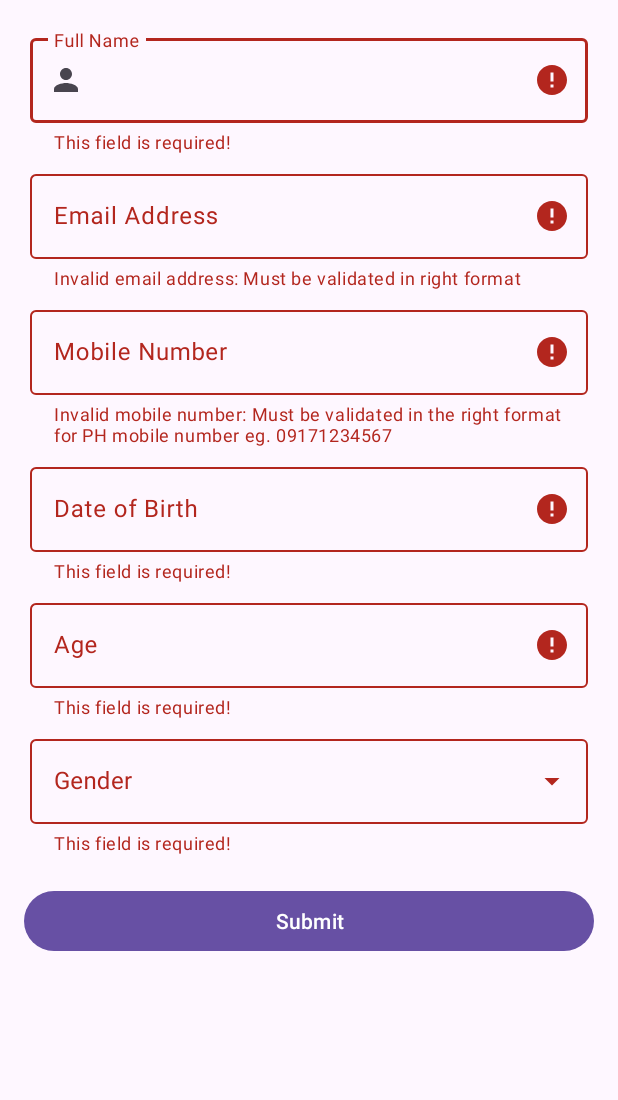
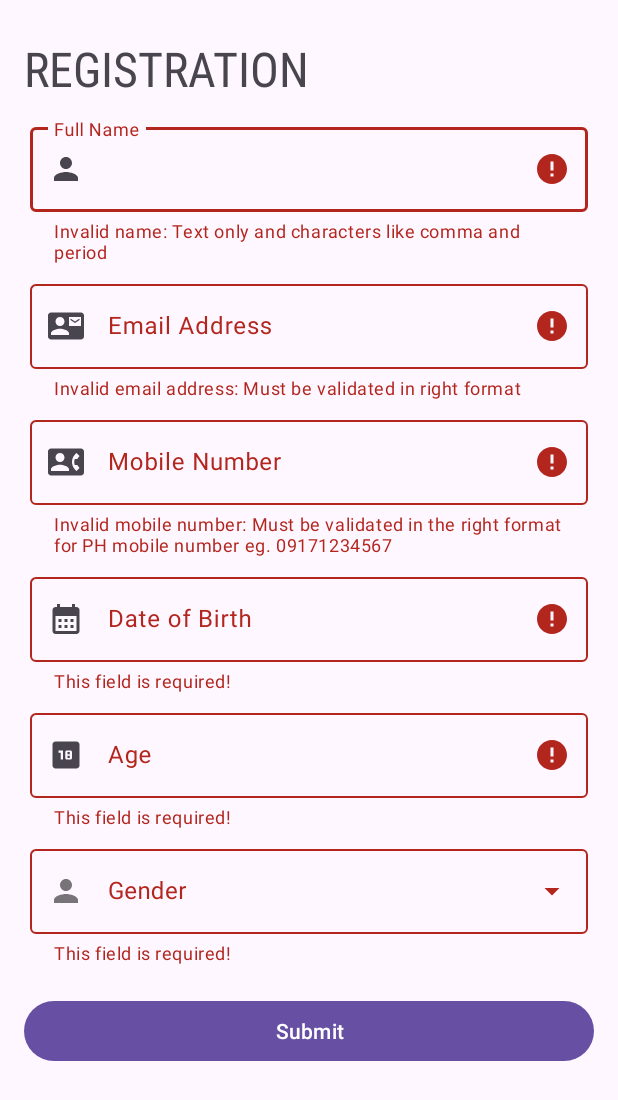
Before and after one commit to sirvince/exam, an Android app: the screen it shows after launch (PersonalRegistrationActivity), after a tap on "Submit", on a phone screen of 412 x 824 dp. Shown: the top 1100 px of the screen. Run offline under Robolectric (Android 15) with nearby library versions, the phone set to English and light mode, and no system bars.

Commit message:
feat: Add validation and connection in API

```diff
--- a/app/build.gradle.kts
+++ b/app/build.gradle.kts
@@ -34,7 +34,12 @@ dependencies {
     implementation(libs.material)
     implementation(libs.activity)
     implementation(libs.constraintlayout)
+    implementation(libs.constraintlayout)
+    implementation(libs.retrofit)
+    implementation(libs.convertergson)
     testImplementation(libs.junit)
     androidTestImplementation(libs.ext.junit)
     androidTestImplementation(libs.espresso.core)
+
+
 }
--- a/app/src/main/AndroidManifest.xml
+++ b/app/src/main/AndroidManifest.xml
@@ -1,6 +1,7 @@
 <?xml version="1.0" encoding="utf-8"?>
 <manifest xmlns:android="http://schemas.android.com/apk/res/android"
     xmlns:tools="http://schemas.android.com/tools">
+    <uses-permission android:name="android.permission.INTERNET" />
 
     <application
         android:allowBackup="true"
@@ -12,6 +13,8 @@
         android:supportsRtl="true"
         android:theme="@style/Theme.MyApplication"
         tools:targetApi="31">
+
+
         <activity
             android:name=".view.PersonalRegistrationActivity"
             android:exported="true" >
--- /dev/null
+++ b/app/src/main/java/com/example/myapplication/repository/PersonRepository.java
@@ -0,0 +1,56 @@
+package com.example.myapplication.repository;
+
+import android.util.Log;
+
+import androidx.lifecycle.LiveData;
+import androidx.lifecycle.MutableLiveData;
+
+import com.example.myapplication.repository.model.ResponseModel;
+import com.example.myapplication.repository.remote.ApiClient;
+import com.example.myapplication.repository.remote.ApiService;
+import com.example.myapplication.view.Person;
+import retrofit2.Call;
+import retrofit2.Callback;
+import retrofit2.Response;
+
+public class PersonRepository {
+
+    private ApiService apiService;
+    private MutableLiveData<ResponseModel> apiResponseLiveData;
+
+    public PersonRepository() {
+        apiService = ApiClient.getClient().create(ApiService.class);
+        apiResponseLiveData = new MutableLiveData<>();
+    }
+
+    public LiveData<ResponseModel> getApiResponseLiveData() {
+        return apiResponseLiveData;
+    }
+    public void register(Person person) {
+        Call<ResponseModel> call = apiService.getApiResponse();
+        call.enqueue(new Callback<ResponseModel>() {
+            @Override
+            public void onResponse(Call<ResponseModel> call, Response<ResponseModel> response) {
+                if (response.isSuccessful()) {
+                    ResponseModel responseModel = new ResponseModel();
+                    responseModel.setMessage(response.body().getMessage());
+                    responseModel.setCode(response.code());
+                    apiResponseLiveData.postValue(responseModel); //
+                }else{
+                    ResponseModel responseModel = new ResponseModel();
+                    responseModel.setCode(response.code());
+                    responseModel.setMessage(response.errorBody().toString());
+                    apiResponseLiveData.postValue(responseModel); //
+                }
+            }
+            @Override
+            public void onFailure(Call<ResponseModel> call, Throwable t) {
+                ResponseModel responseModel = new ResponseModel();
+                responseModel.setCode(500);
+                responseModel.setMessage( t.getMessage());
+                apiResponseLiveData.postValue(responseModel); //
+            }
+
+        });
+    }
+}
--- /dev/null
+++ b/app/src/main/java/com/example/myapplication/repository/remote/ApiClient.java
@@ -0,0 +1,19 @@
+package com.example.myapplication.repository.remote;
+
+import retrofit2.Retrofit;
+import retrofit2.converter.gson.GsonConverterFactory;
+
+public class ApiClient {
+    private static final String BASE_URL = "https://run.mocky.io";
+    private static Retrofit retrofit = null;
+
+    public static Retrofit getClient() {
+        if (retrofit == null) {
+            retrofit = new Retrofit.Builder()
+                    .baseUrl(BASE_URL)
+                    .addConverterFactory(GsonConverterFactory.create())
+                    .build();
+        }
+        return retrofit;
+    }
+}
--- /dev/null
+++ b/app/src/main/java/com/example/myapplication/repository/remote/ApiService.java
@@ -0,0 +1,13 @@
+package com.example.myapplication.repository.remote;
+
+import com.example.myapplication.repository.model.ResponseModel;
+
+import java.util.Objects;
+
+import retrofit2.Call;
+import retrofit2.http.GET;
+
+public interface ApiService {
+    @GET("/v3/3aa344a8-4948-46f3-b865-8678b9fbb522")
+    Call<ResponseModel> getApiResponse();
+}
--- a/app/src/main/java/com/example/myapplication/view/PersonalRegistrationActivity.java
+++ b/app/src/main/java/com/example/myapplication/view/PersonalRegistrationActivity.java
@@ -2,19 +2,30 @@ package com.example.myapplication.view;
 
 import android.app.DatePickerDialog;
 import android.os.Bundle;
+import android.util.Log;
 import android.widget.ArrayAdapter;
 import android.widget.AutoCompleteTextView;
 import android.widget.Button;
+import android.widget.Toast;
 
 import androidx.activity.EdgeToEdge;
 import androidx.appcompat.app.AppCompatActivity;
 import androidx.core.graphics.Insets;
 import androidx.core.view.ViewCompat;
 import androidx.core.view.WindowInsetsCompat;
+import androidx.lifecycle.Observer;
+import androidx.lifecycle.ViewModel;
+import androidx.lifecycle.ViewModelProvider;
 
 import com.example.myapplication.R;
+import com.example.myapplication.repository.model.ResponseModel;
+import com.example.myapplication.repository.remote.ApiClient;
+import com.example.myapplication.repository.remote.ApiService;
+import com.example.myapplication.viewmodel.PersonRegistrationViewModel;
+import com.google.android.material.dialog.MaterialAlertDialogBuilder;
 import com.google.android.material.textfield.TextInputEditText;
 import com.google.android.material.textfield.TextInputLayout;
+import com.google.gson.Gson;
 
 import java.text.ParseException;
 import java.text.SimpleDateFormat;
@@ -23,6 +34,11 @@ import java.time.Period;
 import java.util.Calendar;
 import java.util.Date;
 import java.util.Locale;
+import java.util.Objects;
+
+import retrofit2.Call;
+import retrofit2.Callback;
+import retrofit2.Response;
 
 public class PersonalRegistrationActivity extends AppCompatActivity {
 
@@ -39,7 +55,9 @@ public class PersonalRegistrationActivity extends AppCompatActivity {
 
 
     private Button btnSubmit;
-
+    private boolean hasError = false;
+    String myFormat = "dd/MM/yyyy";
+    private PersonRegistrationViewModel personRegistrationViewModel;
 
     @Override
     protected void onCreate(Bundle savedInstanceState) {
@@ -54,7 +72,7 @@ public class PersonalRegistrationActivity extends AppCompatActivity {
         init();
     }
 
-    String myFormat = "dd/MM/yyyy";
+
     private void  init(){
 
         tilFullName = findViewById(R.id.tilFullName);
@@ -66,24 +84,45 @@ public class PersonalRegistrationActivity extends AppCompatActivity {
         tilGender = findViewById(R.id.tilGender);
         actvGender = findViewById(R.id.actvGender);
         btnSubmit = findViewById(R.id.btnSubmit);
-
+        personRegistrationViewModel = new ViewModelProvider(this).get(PersonRegistrationViewModel.class);
         initGenderOptions();
         calendar = Calendar.getInstance();
+        personRegistrationViewModel.getApiResponseLiveData().observe(this, responseModel -> {
+            if(responseModel != null)
+                new MaterialAlertDialogBuilder(PersonalRegistrationActivity.this)
+                        .setTitle(responseModel.getCode() == 200 ? "Success" : "Failed")
+                        .setMessage(responseModel.getMessage())
+                        .show();
+        });
+
         etDateOfBirth.setOnClickListener(v -> showDatePickerDialog());
         btnSubmit.setOnClickListener(v->validateInfo());
     }
 
-    private boolean isValidate = true;
+
     private void validateInfo() {
-        isValidate = true;
-        isFieldEmpty(tilFullName);
-        isFieldEmpty(tilEmailAddress);
-        isFieldEmpty(tilMobileNumber);
-        isFieldEmpty(tilDateOfBirth);
-        isFieldEmpty(tilAge);
-        isFieldEmpty(tilGender);
-        isFieldValidate(tilEmailAddress,RegexHelper.REGEX_EMAIL_ADDRESS,"Invalid email address: Must be validated in right format");
-        isFieldValidate(tilMobileNumber,RegexHelper.REGEX_MOBILE_NUMBER,"Invalid mobile number: Must be validated in the right format for PH mobile number eg. 09171234567");
+        hasError = false;
+        hasError = ValidationHelper.isFieldEmpty(tilDateOfBirth);
+        hasError = ValidationHelper.isFieldEmpty(tilAge);
+        hasError = ValidationHelper.isFieldEmpty(tilGender);
+        hasError = ValidationHelper.isFieldValidate(tilFullName,RegexHelper.REGEX_NAME,"Invalid name: Text only and characters like comma and period");
+        hasError = ValidationHelper.isFieldValidate(tilEmailAddress,RegexHelper.REGEX_EMAIL_ADDRESS,"Invalid email address: Must be validated in right format");
+        hasError = ValidationHelper.isFieldValidate(tilMobileNumber,RegexHelper.REGEX_MOBILE_NUMBER,"Invalid mobile number: Must be validated in the right format for PH mobile number eg. 09171234567");
+
+        if(!hasError){
+
+            Person person = new Person(
+                    tilFullName.getEditText().getText().toString().trim(),
+                    tilEmailAddress.getEditText().getText().toString().trim(),
+                    tilMobileNumber.getEditText().getText().toString().trim(),
+                    tilDateOfBirth.getEditText().getText().toString().trim(),
+                    Integer.parseInt(tilAge.getEditText().getText().toString().trim()),
+                    tilGender.getEditText().getText().toString().trim()
+            );
+
+            Log.v(PersonalRegistrationActivity.class.getSimpleName(),new Gson().toJson(person));
+            personRegistrationViewModel.registerDetails(person);
+        }
     }
 
     private void initGenderOptions() {
@@ -112,11 +151,9 @@ public class PersonalRegistrationActivity extends AppCompatActivity {
     }
 
     private void updateDateOfBirth() {
-        String myFormat = "dd/MM/yyyy"; // Define your format
+        String myFormat = "dd/MM/yyyy";
         SimpleDateFormat sdf = new SimpleDateFormat(myFormat, Locale.getDefault());
-
         etDateOfBirth.setText(sdf.format(calendar.getTime()));
-
         computeAge(sdf.format(calendar.getTime()));
 
     }
@@ -127,22 +164,9 @@ public class PersonalRegistrationActivity extends AppCompatActivity {
             Date birthdate = sdf.parse(dateOfBirth);
             int age = calculateAge(birthdate);
             tilAge.getEditText().setText(String.valueOf(age));
-            tilAge.setError(age < 18? "Age must be greater than or equal 18" : null);
+            tilAge.setError(ValidationHelper.isAgeValidate(age) ? "Age must be greater than or equal 18" : null);
         } catch (ParseException e) {
             throw new RuntimeException(e);
-        }
-    }
-
-
-    private boolean isFieldEmpty(TextInputLayout textInputLayout) {
-        String inputText = textInputLayout.getEditText().getText().toString().trim();
-        if (inputText.isEmpty()) {
-            textInputLayout.setError("This field is required!");
-            isValidate = false;
-            return true;
-        } else {
-            textInputLayout.setError(null);
-            return false;
         }
     }
 
@@ -155,15 +179,4 @@ public class PersonalRegistrationActivity extends AppCompatActivity {
         return currentYear - birthYear;
     }
 
-
-    private boolean isFieldValidate(TextInputLayout textInputLayout,String regex,String errorMessage) {
-        String inputText = textInputLayout.getEditText().getText().toString().trim();
-
-        if(!RegexHelper.isRegexValidate(inputText,regex)){
-            textInputLayout.setError(errorMessage);
-            isValidate = false;
-            return true;
-        }
-        return false;
-    }
 }
--- a/app/src/main/java/com/example/myapplication/view/RegexHelper.java
+++ b/app/src/main/java/com/example/myapplication/view/RegexHelper.java
@@ -3,10 +3,10 @@ package com.example.myapplication.view;
 import java.util.regex.Pattern;
 
 public class RegexHelper {
+    public static final String REGEX_NAME = "^[a-zA-Z,. ]+$";
+
     public static final String REGEX_EMAIL_ADDRESS = "^[a-zA-Z0-9._%+-]+@[a-zA-Z0-9.-]+\\.[a-zA-Z]{2,}$";
     public static final String REGEX_MOBILE_NUMBER = "^(639|09)\\d{9}$";
-
-
 
     public static boolean isRegexValidate(String input, String regex){
         Pattern pattern = Pattern.compile(regex);
--- /dev/null
+++ b/app/src/main/java/com/example/myapplication/view/ValidationHelper.java
@@ -0,0 +1,34 @@
+package com.example.myapplication.view;
+
+import com.google.android.material.textfield.TextInputLayout;
+
+public class ValidationHelper {
+
+    public static final int REQUIRED_AGE = 18;
+    public static boolean isFieldEmpty(TextInputLayout textInputLayout) {
+        String inputText = textInputLayout.getEditText().getText().toString().trim();
+        if (inputText.isEmpty()) {
+            textInputLayout.setError("This field is required!");
+            return true;
+        } else {
+            textInputLayout.setError(null);
+            return false;
+        }
+    }
+
+    public static boolean isFieldValidate(TextInputLayout textInputLayout,String regex,String errorMessage) {
+        String inputText = textInputLayout.getEditText().getText().toString().trim();
+
+        if(!RegexHelper.isRegexValidate(inputText,regex)){
+            textInputLayout.setError(errorMessage);
+            return true;
+        }else {
+            textInputLayout.setError(null);
+            return false;
+        }
+    }
+
+    public static boolean isAgeValidate(int age) {
+        return age < REQUIRED_AGE;
+    }
+}
--- /dev/null
+++ b/app/src/main/java/com/example/myapplication/viewmodel/PersonRegistrationViewModel.java
@@ -0,0 +1,33 @@
+package com.example.myapplication.viewmodel;
+
+import android.util.Log;
+
+import androidx.lifecycle.LiveData;
+import androidx.lifecycle.ViewModel;
+
+import com.example.myapplication.repository.PersonRepository;
+import com.example.myapplication.repository.model.ResponseModel;
+import com.example.myapplication.view.Person;
+
+public class PersonRegistrationViewModel extends ViewModel {
+
+    private PersonRepository repository;
+    private LiveData<ResponseModel> apiResponseLiveData;
+
+    public PersonRegistrationViewModel() {
+        repository = new PersonRepository();
+        this.apiResponseLiveData = repository.getApiResponseLiveData();
+    }
+
+    public LiveData<ResponseModel> getApiResponseLiveData() {
+        return apiResponseLiveData;
+    }
+
+    public void registerDetails(Person person) {
+        repository.register(person);
+    }
+
+
+
+
+}
--- /dev/null
+++ b/app/src/main/res/drawable/ic_age.xml
@@ -0,0 +1,9 @@
+<vector xmlns:android="http://schemas.android.com/apk/res/android" android:height="24dp" android:tint="#000000" android:viewportHeight="24" android:viewportWidth="24" android:width="24dp">
+
+    <path android:fillColor="@android:color/white" android:pathData="M13,12.5h1.5v1.5h-1.5z"/>
+
+    <path android:fillColor="@android:color/white" android:pathData="M13,10h1.5v1.5h-1.5z"/>
+
+    <path android:fillColor="@android:color/white" android:pathData="M19,3H5C3.9,3 3,3.9 3,5v14c0,1.1 0.9,2 2,2h14c1.1,0 2,-0.9 2,-2V5C21,3.9 20.1,3 19,3zM10,15H8.5v-4.5H7V9h3V15zM16,14c0,0.55 -0.45,1 -1,1h-2.5c-0.55,0 -1,-0.45 -1,-1v-4c0,-0.55 0.45,-1 1,-1H15c0.55,0 1,0.45 1,1V14z"/>
+
+</vector>
--- /dev/null
+++ b/app/src/main/res/drawable/ic_calendar.xml
@@ -0,0 +1,5 @@
+<vector xmlns:android="http://schemas.android.com/apk/res/android" android:height="24dp" android:tint="#000000" android:viewportHeight="24" android:viewportWidth="24" android:width="24dp">
+
+    <path android:fillColor="@android:color/white" android:pathData="M19,4h-1V2h-2v2H8V2H6v2H5C3.89,4 3.01,4.9 3.01,6L3,20c0,1.1 0.89,2 2,2h14c1.1,0 2,-0.9 2,-2V6C21,4.9 20.1,4 19,4zM19,20H5V10h14V20zM9,14H7v-2h2V14zM13,14h-2v-2h2V14zM17,14h-2v-2h2V14zM9,18H7v-2h2V18zM13,18h-2v-2h2V18zM17,18h-2v-2h2V18z"/>
+
+</vector>
--- /dev/null
+++ b/app/src/main/res/drawable/ic_contactnumber.xml
@@ -0,0 +1,5 @@
+<vector xmlns:android="http://schemas.android.com/apk/res/android" android:height="24dp" android:tint="#000000" android:viewportHeight="24" android:viewportWidth="24" android:width="24dp">
+
+    <path android:fillColor="@android:color/white" android:pathData="M22,3L2,3C0.9,3 0,3.9 0,5v14c0,1.1 0.9,2 2,2h20c1.1,0 1.99,-0.9 1.99,-2L24,5c0,-1.1 -0.9,-2 -2,-2zM8,6c1.66,0 3,1.34 3,3s-1.34,3 -3,3 -3,-1.34 -3,-3 1.34,-3 3,-3zM14,18L2,18v-1c0,-2 4,-3.1 6,-3.1s6,1.1 6,3.1v1zM17.85,14h1.64L21,16l-1.99,1.99c-1.31,-0.98 -2.28,-2.38 -2.73,-3.99 -0.18,-0.64 -0.28,-1.31 -0.28,-2s0.1,-1.36 0.28,-2c0.45,-1.62 1.42,-3.01 2.73,-3.99L21,8l-1.51,2h-1.64c-0.22,0.63 -0.35,1.3 -0.35,2s0.13,1.37 0.35,2z"/>
+
+</vector>
--- /dev/null
+++ b/app/src/main/res/drawable/ic_emailaddress.xml
@@ -0,0 +1,5 @@
+<vector xmlns:android="http://schemas.android.com/apk/res/android" android:height="24dp" android:tint="#000000" android:viewportHeight="24" android:viewportWidth="24" android:width="24dp">
+
+    <path android:fillColor="@android:color/white" android:pathData="M21,8L21,7l-3,2 -3,-2v1l3,2 3,-2zM22,3L2,3C0.9,3 0,3.9 0,5v14c0,1.1 0.9,2 2,2h20c1.1,0 1.99,-0.9 1.99,-2L24,5c0,-1.1 -0.9,-2 -2,-2zM8,6c1.66,0 3,1.34 3,3s-1.34,3 -3,3 -3,-1.34 -3,-3 1.34,-3 3,-3zM14,18L2,18v-1c0,-2 4,-3.1 6,-3.1s6,1.1 6,3.1v1zM22,12h-8L14,6h8v6z"/>
+
+</vector>
--- a/app/src/main/res/layout/activity_personal_registration.xml
+++ b/app/src/main/res/layout/activity_personal_registration.xml
@@ -7,11 +7,26 @@
     android:layout_height="match_parent"
     tools:context=".view.PersonalRegistrationActivity">
 
+
+    <ScrollView
+        android:layout_width="match_parent"
+        android:layout_height="match_parent">
+
         <LinearLayout
             android:layout_width="match_parent"
-        android:layout_height="match_parent"
+            android:layout_height="wrap_content"
             android:orientation="vertical"
             android:padding="16dp">
+
+
+            <TextView
+                android:layout_width="match_parent"
+                android:layout_height="wrap_content"
+                android:textSize="32sp"
+                android:fontFamily="sans-serif-condensed"
+                android:layout_marginBottom="8dp"
+                android:layout_marginTop="8dp"
+                android:text="@string/registration"/>
 
             <com.google.android.material.textfield.TextInputLayout
                 android:id="@+id/tilFullName"
@@ -35,6 +50,7 @@
                 android:layout_width="match_parent"
                 android:layout_height="wrap_content"
                 android:padding="4dp"
+                app:startIconDrawable="@drawable/ic_emailaddress"
                 android:hint="@string/email_address">
 
                 <com.google.android.material.textfield.TextInputEditText
@@ -50,6 +66,7 @@
                 android:layout_width="match_parent"
                 android:layout_height="wrap_content"
                 android:padding="4dp"
+                app:startIconDrawable="@drawable/ic_contactnumber"
                 android:hint="@string/mobile_number">
 
                 <com.google.android.material.textfield.TextInputEditText
@@ -66,6 +83,7 @@
                 android:layout_width="match_parent"
                 android:layout_height="wrap_content"
                 android:padding="4dp"
+                app:startIconDrawable="@drawable/ic_calendar"
                 android:hint="@string/date_of_birth">
 
                 <com.google.android.material.textfield.TextInputEditText
@@ -82,6 +100,7 @@
                 android:layout_width="match_parent"
                 android:layout_height="wrap_content"
                 android:padding="4dp"
+                app:startIconDrawable="@drawable/ic_age"
                 android:hint="@string/age">
 
                 <com.google.android.material.textfield.TextInputEditText
@@ -99,6 +118,7 @@
                 android:layout_height="wrap_content"
                 style="@style/Widget.MaterialComponents.TextInputLayout.OutlinedBox.ExposedDropdownMenu"
                 android:padding="4dp"
+                app:startIconDrawable="@drawable/ic_person"
                 android:hint="@string/gender">
 
                 <AutoCompleteTextView
@@ -118,6 +138,8 @@
 
 
         </LinearLayout>
+    </ScrollView>
+
 
 
 </androidx.constraintlayout.widget.ConstraintLayout>
--- a/app/src/main/res/values/strings.xml
+++ b/app/src/main/res/values/strings.xml
@@ -8,6 +8,7 @@
     <string name="age">Age</string>
     <string name="gender">Gender</string>
     <string name="submit">Submit</string>
+    <string name="registration">REGISTRATION</string>
 
 
     <!-- array data  -->
--- a/gradle/libs.versions.toml
+++ b/gradle/libs.versions.toml
@@ -7,6 +7,8 @@ appcompat = "1.6.1"
 material = "1.10.0"
 activity = "1.8.0"
 constraintlayout = "2.1.4"
+retrofit = "2.9.0"
+convertergson = "2.9.0"
 
 [libraries]
 junit = { group = "junit", name = "junit", version.ref = "junit" }
@@ -16,6 +18,9 @@ appcompat = { group = "androidx.appcompat", name = "appcompat", version.ref = "a
 material = { group = "com.google.android.material", name = "material", version.ref = "material" }
 activity = { group = "androidx.activity", name = "activity", version.ref = "activity" }
 constraintlayout = { group = "androidx.constraintlayout", name = "constraintlayout", version.ref = "constraintlayout" }
+retrofit = { group = "com.squareup.retrofit2", name = "retrofit", version.ref = "retrofit" }
+convertergson = { group = "com.squareup.retrofit2", name = "converter-gson", version.ref = "convertergson" }
+
 
 [plugins]
 androidApplication = { id = "com.android.application", version.ref = "agp" }
```
Also changed, not shown: app/src/main/java/com/example/myapplication/repository/model/ResponseModel.java (added, +24 -0 lines), app/src/main/java/com/example/myapplication/view/Person.java (added, +70 -0 lines). Lines whose indentation alone changed are shown as unchanged.
